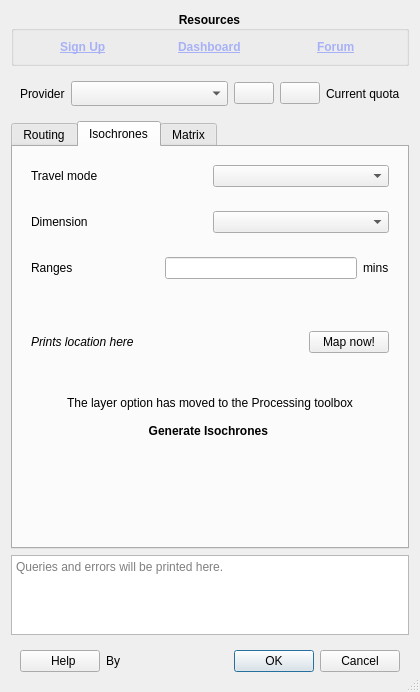
Old version of the form ORStools/gui/ORStoolsDialogUI.ui in the repository GIScience/orstools-qgis-plugin.
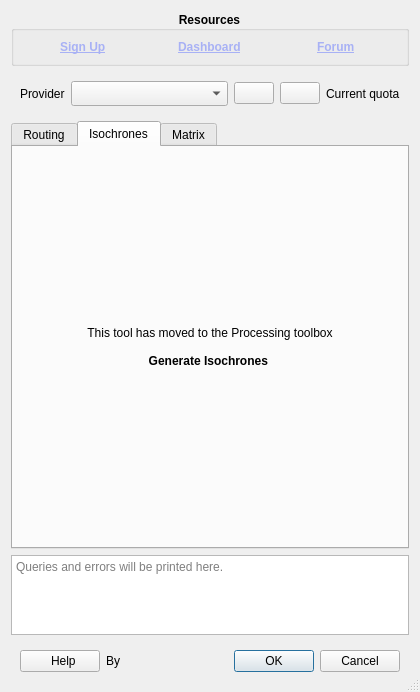
New version of the form. The open tabs and pages were chosen to show the change. Icons and pictures are not drawn. Custom widgets are drawn as their Qt base class.

Commit message: fixed source/dest transform issue in matrix, change isochrone GUI

```diff
--- a/ORStools/gui/ORStoolsDialogUI.ui
+++ b/ORStools/gui/ORStoolsDialogUI.ui
@@ -507,542 +507,13 @@
       <attribute name="title">
        <string>Isochrones</string>
       </attribute>
-      <layout class="QVBoxLayout" name="verticalLayout" stretch="0,0,0,3,0,0">
-       <item>
-        <widget class="QWidget" name="iso_travel_group" native="true">
-         <layout class="QHBoxLayout" name="horizontalLayout_5">
-          <item>
-           <widget class="QLabel" name="iso_travel_label">
-            <property name="text">
-             <string>Travel mode</string>
-            </property>
-           </widget>
-          </item>
-          <item>
-           <widget class="QComboBox" name="iso_travel_combo"/>
-          </item>
-         </layout>
-        </widget>
-       </item>
-       <item>
-        <widget class="QWidget" name="iso_uni_group" native="true">
-         <layout class="QHBoxLayout" name="horizontalLayout_6">
-          <item>
-           <widget class="QLabel" name="iso_unit_label">
-            <property name="enabled">
-             <bool>true</bool>
-            </property>
-            <property name="toolTip">
-             <string>&lt;html&gt;&lt;head/&gt;&lt;body&gt;&lt;p&gt;Defaults to 'RecursiveGrid', 'TIN' not available yet.&lt;/p&gt;&lt;/body&gt;&lt;/html&gt;</string>
-            </property>
-            <property name="text">
-             <string>Dimension</string>
-            </property>
-           </widget>
-          </item>
-          <item>
-           <widget class="QComboBox" name="iso_unit_combo">
-            <property name="enabled">
-             <bool>true</bool>
-            </property>
-            <property name="toolTip">
-             <string>&lt;html&gt;&lt;head/&gt;&lt;body&gt;&lt;p&gt;Defaults to 'RecursiveGrid', 'TIN' not available yet.&lt;/p&gt;&lt;/body&gt;&lt;/html&gt;</string>
-            </property>
-           </widget>
-          </item>
-         </layout>
-         <zorder>iso_unit_combo</zorder>
-         <zorder>iso_unit_label</zorder>
-        </widget>
-       </item>
-       <item>
-        <widget class="QWidget" name="iso_range_group" native="true">
-         <layout class="QGridLayout" name="gridLayout_3" columnstretch="2,3,0">
-          <item row="0" column="1">
-           <widget class="QLineEdit" name="iso_range_text">
-            <property name="toolTip">
-             <string>Comma separated list of isochrone ranges</string>
-            </property>
-           </widget>
-          </item>
-          <item row="0" column="2">
-           <widget class="QLabel" name="iso_range_unit_label">
-            <property name="layoutDirection">
-             <enum>Qt::LeftToRight</enum>
-            </property>
-            <property name="text">
-             <string>mins</string>
-            </property>
-            <property name="alignment">
-             <set>Qt::AlignLeading|Qt::AlignLeft|Qt::AlignVCenter</set>
-            </property>
-           </widget>
-          </item>
-          <item row="0" column="0">
-           <widget class="QLabel" name="iso_range_label">
-            <property name="toolTip">
-             <string>Comma separated list of isochrone ranges</string>
-            </property>
-            <property name="text">
-             <string>Ranges</string>
-            </property>
-           </widget>
-          </item>
-         </layout>
-        </widget>
-       </item>
-       <item>
-        <widget class="QWidget" name="iso_location_group" native="true">
-         <layout class="QGridLayout" name="gridLayout_2" columnstretch="1,0">
-          <item row="0" column="0">
-           <widget class="QLabel" name="iso_location_label">
-            <property name="palette">
-             <palette>
-              <active>
-               <colorrole role="WindowText">
-                <brush brushstyle="SolidPattern">
-                 <color alpha="255">
-                  <red>0</red>
-                  <green>0</green>
-                  <blue>0</blue>
-                 </color>
-                </brush>
-               </colorrole>
-               <colorrole role="Button">
-                <brush brushstyle="SolidPattern">
-                 <color alpha="255">
-                  <red>255</red>
-                  <green>255</green>
-                  <blue>127</blue>
-                 </color>
-                </brush>
-               </colorrole>
-               <colorrole role="Light">
-                <brush brushstyle="SolidPattern">
-                 <color alpha="255">
-                  <red>255</red>
-                  <green>255</green>
-                  <blue>255</blue>
-                 </color>
-                </brush>
-               </colorrole>
-               <colorrole role="Midlight">
-                <brush brushstyle="SolidPattern">
-                 <color alpha="255">
-                  <red>255</red>
-                  <green>255</green>
-                  <blue>191</blue>
-                 </color>
-                </brush>
-               </colorrole>
-               <colorrole role="Dark">
-                <brush brushstyle="SolidPattern">
-                 <color alpha="255">
-                  <red>127</red>
-                  <green>127</green>
-                  <blue>63</blue>
-                 </color>
-                </brush>
-               </colorrole>
-               <colorrole role="Mid">
-                <brush brushstyle="SolidPattern">
-                 <color alpha="255">
-                  <red>170</red>
-                  <green>170</green>
-                  <blue>84</blue>
-                 </color>
-                </brush>
-               </colorrole>
-               <colorrole role="Text">
-                <brush brushstyle="SolidPattern">
-                 <color alpha="255">
-                  <red>0</red>
-                  <green>0</green>
-                  <blue>0</blue>
-                 </color>
-                </brush>
-               </colorrole>
-               <colorrole role="BrightText">
-                <brush brushstyle="SolidPattern">
-                 <color alpha="255">
-                  <red>255</red>
-                  <green>255</green>
-                  <blue>255</blue>
-                 </color>
-                </brush>
-               </colorrole>
-               <colorrole role="ButtonText">
-                <brush brushstyle="SolidPattern">
-                 <color alpha="255">
-                  <red>0</red>
-                  <green>0</green>
-                  <blue>0</blue>
-                 </color>
-                </brush>
-               </colorrole>
-               <colorrole role="Base">
-                <brush brushstyle="SolidPattern">
-                 <color alpha="255">
-                  <red>255</red>
-                  <green>255</green>
-                  <blue>255</blue>
-                 </color>
-                </brush>
-               </colorrole>
-               <colorrole role="Window">
-                <brush brushstyle="SolidPattern">
-                 <color alpha="255">
-                  <red>255</red>
-                  <green>255</green>
-                  <blue>127</blue>
-                 </color>
-                </brush>
-               </colorrole>
-               <colorrole role="Shadow">
-                <brush brushstyle="SolidPattern">
-                 <color alpha="255">
-                  <red>0</red>
-                  <green>0</green>
-                  <blue>0</blue>
-                 </color>
-                </brush>
-               </colorrole>
-               <colorrole role="AlternateBase">
-                <brush brushstyle="SolidPattern">
-                 <color alpha="255">
-                  <red>255</red>
-                  <green>255</green>
-                  <blue>191</blue>
-                 </color>
-                </brush>
-               </colorrole>
-               <colorrole role="ToolTipBase">
-                <brush brushstyle="SolidPattern">
-                 <color alpha="255">
-                  <red>255</red>
-                  <green>255</green>
-                  <blue>220</blue>
-                 </color>
-                </brush>
-               </colorrole>
-               <colorrole role="ToolTipText">
-                <brush brushstyle="SolidPattern">
-                 <color alpha="255">
-                  <red>0</red>
-                  <green>0</green>
-                  <blue>0</blue>
-                 </color>
-                </brush>
-               </colorrole>
-              </active>
-              <inactive>
-               <colorrole role="WindowText">
-                <brush brushstyle="SolidPattern">
-                 <color alpha="255">
-                  <red>0</red>
-                  <green>0</green>
-                  <blue>0</blue>
-                 </color>
-                </brush>
-               </colorrole>
-               <colorrole role="Button">
-                <brush brushstyle="SolidPattern">
-                 <color alpha="255">
-                  <red>255</red>
-                  <green>255</green>
-                  <blue>127</blue>
-                 </color>
-                </brush>
-               </colorrole>
-               <colorrole role="Light">
-                <brush brushstyle="SolidPattern">
-                 <color alpha="255">
-                  <red>255</red>
-                  <green>255</green>
-                  <blue>255</blue>
-                 </color>
-                </brush>
-               </colorrole>
-               <colorrole role="Midlight">
-                <brush brushstyle="SolidPattern">
-                 <color alpha="255">
-                  <red>255</red>
-                  <green>255</green>
-                  <blue>191</blue>
-                 </color>
-                </brush>
-               </colorrole>
-               <colorrole role="Dark">
-                <brush brushstyle="SolidPattern">
-                 <color alpha="255">
-                  <red>127</red>
-                  <green>127</green>
-                  <blue>63</blue>
-                 </color>
-                </brush>
-               </colorrole>
-               <colorrole role="Mid">
-                <brush brushstyle="SolidPattern">
-                 <color alpha="255">
-                  <red>170</red>
-                  <green>170</green>
-                  <blue>84</blue>
-                 </color>
-                </brush>
-               </colorrole>
-               <colorrole role="Text">
-                <brush brushstyle="SolidPattern">
-                 <color alpha="255">
-                  <red>0</red>
-                  <green>0</green>
-                  <blue>0</blue>
-                 </color>
-                </brush>
-               </colorrole>
-               <colorrole role="BrightText">
-                <brush brushstyle="SolidPattern">
-                 <color alpha="255">
-                  <red>255</red>
-                  <green>255</green>
-                  <blue>255</blue>
-                 </color>
-                </brush>
-               </colorrole>
-               <colorrole role="ButtonText">
-                <brush brushstyle="SolidPattern">
-                 <color alpha="255">
-                  <red>0</red>
-                  <green>0</green>
-                  <blue>0</blue>
-                 </color>
-                </brush>
-               </colorrole>
-               <colorrole role="Base">
-                <brush brushstyle="SolidPattern">
-                 <color alpha="255">
-                  <red>255</red>
-                  <green>255</green>
-                  <blue>255</blue>
-                 </color>
-                </brush>
-               </colorrole>
-               <colorrole role="Window">
-                <brush brushstyle="SolidPattern">
-                 <color alpha="255">
-                  <red>255</red>
-                  <green>255</green>
-                  <blue>127</blue>
-                 </color>
-                </brush>
-               </colorrole>
-               <colorrole role="Shadow">
-                <brush brushstyle="SolidPattern">
-                 <color alpha="255">
-                  <red>0</red>
-                  <green>0</green>
-                  <blue>0</blue>
-                 </color>
-                </brush>
-               </colorrole>
-               <colorrole role="AlternateBase">
-                <brush brushstyle="SolidPattern">
-                 <color alpha="255">
-                  <red>255</red>
-                  <green>255</green>
-                  <blue>191</blue>
-                 </color>
-                </brush>
-               </colorrole>
-               <colorrole role="ToolTipBase">
-                <brush brushstyle="SolidPattern">
-                 <color alpha="255">
-                  <red>255</red>
-                  <green>255</green>
-                  <blue>220</blue>
-                 </color>
-                </brush>
-               </colorrole>
-               <colorrole role="ToolTipText">
-                <brush brushstyle="SolidPattern">
-                 <color alpha="255">
-                  <red>0</red>
-                  <green>0</green>
-                  <blue>0</blue>
-                 </color>
-                </brush>
-               </colorrole>
-              </inactive>
-              <disabled>
-               <colorrole role="WindowText">
-                <brush brushstyle="SolidPattern">
-                 <color alpha="255">
-                  <red>127</red>
-                  <green>127</green>
-                  <blue>63</blue>
-                 </color>
-                </brush>
-               </colorrole>
-               <colorrole role="Button">
-                <brush brushstyle="SolidPattern">
-                 <color alpha="255">
-                  <red>255</red>
-                  <green>255</green>
-                  <blue>127</blue>
-                 </color>
-                </brush>
-               </colorrole>
-               <colorrole role="Light">
-                <brush brushstyle="SolidPattern">
-                 <color alpha="255">
-                  <red>255</red>
-                  <green>255</green>
-                  <blue>255</blue>
-                 </color>
-                </brush>
-               </colorrole>
-               <colorrole role="Midlight">
-                <brush brushstyle="SolidPattern">
-                 <color alpha="255">
-                  <red>255</red>
-                  <green>255</green>
-                  <blue>191</blue>
-                 </color>
-                </brush>
-               </colorrole>
-               <colorrole role="Dark">
-                <brush brushstyle="SolidPattern">
-                 <color alpha="255">
-                  <red>127</red>
-                  <green>127</green>
-                  <blue>63</blue>
-                 </color>
-                </brush>
-               </colorrole>
-               <colorrole role="Mid">
-                <brush brushstyle="SolidPattern">
-                 <color alpha="255">
-                  <red>170</red>
-                  <green>170</green>
-                  <blue>84</blue>
-                 </color>
-                </brush>
-               </colorrole>
-               <colorrole role="Text">
-                <brush brushstyle="SolidPattern">
-                 <color alpha="255">
-                  <red>127</red>
-                  <green>127</green>
-                  <blue>63</blue>
-                 </color>
-                </brush>
-               </colorrole>
-               <colorrole role="BrightText">
-                <brush brushstyle="SolidPattern">
-                 <color alpha="255">
-                  <red>255</red>
-                  <green>255</green>
-                  <blue>255</blue>
-                 </color>
-                </brush>
-               </colorrole>
-               <colorrole role="ButtonText">
-                <brush brushstyle="SolidPattern">
-                 <color alpha="255">
-                  <red>127</red>
-                  <green>127</green>
-                  <blue>63</blue>
-                 </color>
-                </brush>
-               </colorrole>
-               <colorrole role="Base">
-                <brush brushstyle="SolidPattern">
-                 <color alpha="255">
-                  <red>255</red>
-                  <green>255</green>
-                  <blue>127</blue>
-                 </color>
-                </brush>
-               </colorrole>
-               <colorrole role="Window">
-                <brush brushstyle="SolidPattern">
-                 <color alpha="255">
-                  <red>255</red>
-                  <green>255</green>
-                  <blue>127</blue>
-                 </color>
-                </brush>
-               </colorrole>
-               <colorrole role="Shadow">
-                <brush brushstyle="SolidPattern">
-                 <color alpha="255">
-                  <red>0</red>
-                  <green>0</green>
-                  <blue>0</blue>
-                 </color>
-                </brush>
-               </colorrole>
-               <colorrole role="AlternateBase">
-                <brush brushstyle="SolidPattern">
-                 <color alpha="255">
-                  <red>255</red>
-                  <green>255</green>
-                  <blue>127</blue>
-                 </color>
-                </brush>
-               </colorrole>
-               <colorrole role="ToolTipBase">
-                <brush brushstyle="SolidPattern">
-                 <color alpha="255">
-                  <red>255</red>
-                  <green>255</green>
-                  <blue>220</blue>
-                 </color>
-                </brush>
-               </colorrole>
-               <colorrole role="ToolTipText">
-                <brush brushstyle="SolidPattern">
-                 <color alpha="255">
-                  <red>0</red>
-                  <green>0</green>
-                  <blue>0</blue>
-                 </color>
-                </brush>
-               </colorrole>
-              </disabled>
-             </palette>
-            </property>
-            <property name="font">
-             <font>
-              <italic>true</italic>
-             </font>
-            </property>
-            <property name="toolTip">
-             <string>&lt;html&gt;&lt;head/&gt;&lt;body&gt;&lt;p&gt;Will print lat/long, municipality, district and country of mapped location.&lt;/p&gt;&lt;/body&gt;&lt;/html&gt;</string>
-            </property>
-            <property name="text">
-             <string>Prints location here</string>
-            </property>
-           </widget>
-          </item>
-          <item row="0" column="1">
-           <widget class="QPushButton" name="iso_location_button">
-            <property name="toolTip">
-             <string>Click on map canvas to select center point for isochrones</string>
-            </property>
-            <property name="text">
-             <string>Map now!</string>
-            </property>
-           </widget>
-          </item>
-         </layout>
-        </widget>
-       </item>
+      <layout class="QVBoxLayout" name="verticalLayout">
        <item>
         <widget class="QLabel" name="label_7">
          <property name="text">
           <string>&lt;html&gt;
 &lt;center&gt;
-The layer option has moved to the Processing toolbox
+This tool has moved to the Processing toolbox
 &lt;br&gt;&lt;br&gt;
 &lt;b&gt;Generate Isochrones&lt;/b&gt;
 &lt;/center&gt;
@@ -1050,19 +521,6 @@
          </property>
         </widget>
        </item>
-       <item>
-        <spacer name="verticalSpacer_2">
-         <property name="orientation">
-          <enum>Qt::Vertical</enum>
-         </property>
-         <property name="sizeHint" stdset="0">
-          <size>
-           <width>20</width>
-           <height>100</height>
-          </size>
-         </property>
-        </spacer>
-       </item>
       </layout>
      </widget>
      <widget class="QWidget" name="tab_2">
```
Left out of the diff: 6 changed lines with no effect on the pictures. The commit also changes 1 other file.
